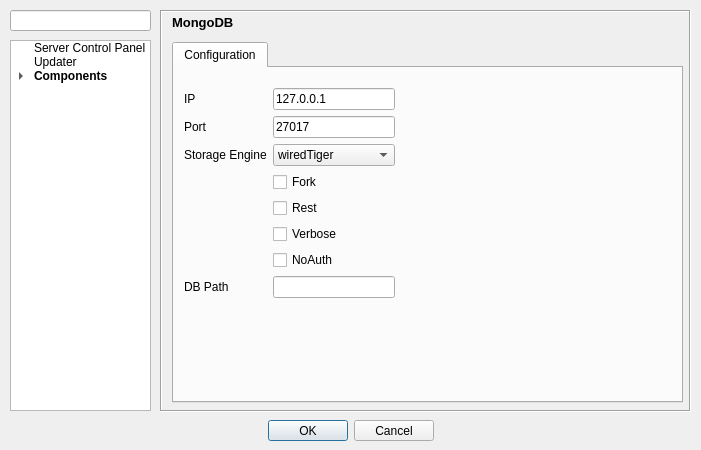
WPN-XM/server-control-panel, file src/config/configurationdialog.ui: the form before one commit.
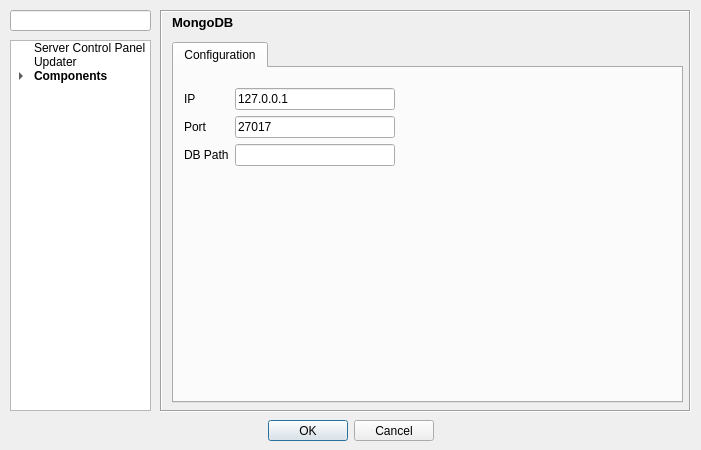
The form after the commit. The open tabs and pages were chosen to show the change. Icons and pictures are not drawn.

Patch:
```diff
--- a/src/config/configurationdialog.ui
+++ b/src/config/configurationdialog.ui
@@ -1862,67 +1862,15 @@
          </widget>
         </item>
         <item row="2" column="0">
-         <widget class="QLabel" name="label_mongodb_storageengine">
-          <property name="text">
-           <string>Storage Engine</string>
-          </property>
-         </widget>
-        </item>
-        <item row="2" column="1">
-         <widget class="QComboBox" name="comboBox_mongodb_storageengine">
-          <property name="enabled">
-           <bool>true</bool>
-          </property>
-          <item>
-           <property name="text">
-            <string>wiredTiger</string>
-           </property>
-          </item>
-          <item>
-           <property name="text">
-            <string>mmapv1</string>
-           </property>
-          </item>
-         </widget>
-        </item>
-        <item row="3" column="1">
-         <widget class="QCheckBox" name="checkBox_mongodb_fork">
-          <property name="text">
-           <string>Fork</string>
-          </property>
-         </widget>
-        </item>
-        <item row="4" column="1">
-         <widget class="QCheckBox" name="checkBox_mongodb_rest">
-          <property name="text">
-           <string>Rest</string>
-          </property>
-         </widget>
-        </item>
-        <item row="5" column="1">
-         <widget class="QCheckBox" name="checkBox_mongodb_verbose">
-          <property name="text">
-           <string>Verbose</string>
-          </property>
-         </widget>
-        </item>
-        <item row="6" column="1">
-         <widget class="QCheckBox" name="checkBox_mongodb_noauth">
-          <property name="text">
-           <string>NoAuth</string>
-          </property>
-         </widget>
-        </item>
-        <item row="7" column="1">
-         <widget class="QLineEdit" name="lineEdit_mongodb_dbpath"/>
-        </item>
-        <item row="7" column="0">
          <widget class="QLabel" name="label_mongodb_dbpath">
           <property name="text">
            <string>DB Path</string>
           </property>
          </widget>
         </item>
+        <item row="2" column="1">
+         <widget class="QLineEdit" name="lineEdit_mongodb_dbpath"/>
+        </item>
        </layout>
       </widget>
      </widget>
```
Left out of the diff: 2 changed lines with no effect on the pictures.
